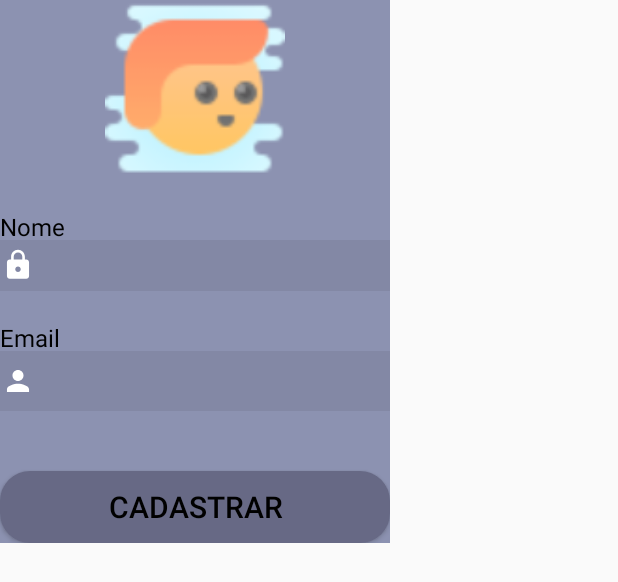
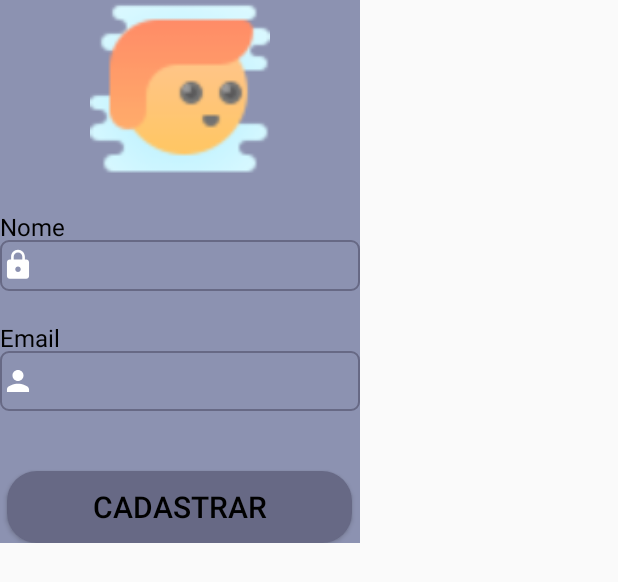
Before and after one commit to TassyH/ProjetoLocacaoSalaWise, an Android app: the layout cadastro_layout.xml on its own in the app's theme, with its tools: preview values and no code run, on a phone screen of 412 x 824 dp. Shown: the top 582 px of the screen. Run offline under Robolectric (Android 15) with nearby library versions, the light colour scheme and no system bars.

Commit message:
commit wise 24-01-20-tarde

```diff
--- a/app/src/main/java/com/example/locacaodesalas/Ui/LoginUsuarioActivity.java
+++ b/app/src/main/java/com/example/locacaodesalas/Ui/LoginUsuarioActivity.java
@@ -31,6 +31,7 @@ public class LoginUsuarioActivity extends AppCompatActivity {
             public void onClick(View v) {
                 Intent intent = new Intent(LoginUsuarioActivity.this, ListaSalasActivity.class);
                 startActivity(intent);
+                finish();
             }
         });
 
@@ -39,9 +40,11 @@ public class LoginUsuarioActivity extends AppCompatActivity {
             public void onClick(View v) {
                 Intent intent = new Intent(LoginUsuarioActivity.this, CadastroUsuarioActivity.class);
                 startActivity(intent);
+                finish();
             }
         });
 
     }
 
+
 }
--- a/app/src/main/java/com/example/locacaodesalas/Ui/ReservaSalaActivity.java
+++ b/app/src/main/java/com/example/locacaodesalas/Ui/ReservaSalaActivity.java
@@ -11,10 +11,14 @@ import com.example.locacaodesalas.R;
 
 public class ReservaSalaActivity extends AppCompatActivity {
   Button btnReserva;
+
+    public static final String TITULO_APPBAR = "Sua reserva";
+
     @Override
     protected void onCreate(Bundle savedInstanceState) {
         super.onCreate(savedInstanceState);
         setContentView(R.layout.activity_reserva_sala);
+        setTitle(TITULO_APPBAR);
 
         btnReserva = (Button) findViewById(R.id.btn_reserva);
 
--- /dev/null
+++ b/app/src/main/res/drawable/editt_radius.xml
@@ -0,0 +1,17 @@
+<?xml version="1.0" encoding="utf-8"?>
+<selector xmlns:android="http://schemas.android.com/apk/res/android">
+    <item>
+        <shape android:shape="rectangle">
+            <solid android:color="@android:color/transparent"/>
+            <stroke android:width="1dp" android:color="@color/colorAccent"/>
+            <corners android:radius="5dp"/>
+            <!-- You can create different radius for different corners -->
+            <!--corners
+                android:topLeftRadius="5dp"
+                android:topRightRadius="5dp"
+                android:bottomLeftRadius="5dp"
+                android:bottomRightRadius="5dp"
+                /-->
+        </shape>
+    </item>
+</selector>
--- a/app/src/main/res/layout/activity_reserva_sala.xml
+++ b/app/src/main/res/layout/activity_reserva_sala.xml
@@ -4,7 +4,6 @@
     xmlns:tools="http://schemas.android.com/tools"
     android:layout_width="match_parent"
     android:layout_height="match_parent"
-    android:background="#8C92B1"
     tools:context=".Ui.ReservaSalaActivity">
 
 
--- a/app/src/main/res/layout/cadastro_layout.xml
+++ b/app/src/main/res/layout/cadastro_layout.xml
@@ -14,12 +14,12 @@
 
     <EditText
         android:id="@+id/ed_cadastro_nome"
-        android:layout_width="260dp"
+        android:layout_width="240dp"
         android:layout_height="34dp"
         android:layout_below="@+id/iv_user"
         android:layout_centerHorizontal="true"
         android:layout_marginTop="40dp"
-        android:background="#11000000"
+        android:background="@drawable/editt_radius"
         android:ems="10"
         android:inputType="textPersonName"
         android:drawableLeft="@drawable/icon_enha"
@@ -40,12 +40,12 @@
 
     <EditText
         android:id="@+id/ed_cadastro_email"
-        android:layout_width="260dp"
+        android:layout_width="240dp"
         android:layout_height="40dp"
         android:layout_below="@+id/ed_cadastro_nome"
         android:layout_centerHorizontal="true"
         android:layout_marginTop="40dp"
-        android:background="#11000000"
+        android:background="@drawable/editt_radius"
         android:ems="10"
         android:inputType="textEmailAddress"
         android:drawableLeft="@drawable/icon_nomeuser"
@@ -66,7 +66,7 @@
 
     <Button
         android:id="@+id/btn_cadastrar"
-        android:layout_width="260dp"
+        android:layout_width="230dp"
         android:layout_height="wrap_content"
         android:layout_below="@+id/ed_cadastro_email"
         android:layout_centerHorizontal="true"
--- a/app/src/main/res/layout/lista_salas.xml
+++ b/app/src/main/res/layout/lista_salas.xml
@@ -93,7 +93,7 @@
                 app:layout_constraintHorizontal_bias="0.0"
                 app:layout_constraintStart_toStartOf="@+id/item_sala_local"
                 app:layout_constraintTop_toBottomOf="@+id/item_sala_local"
-                tools:text="@sample/salas.json/salas/ativo">
+                tools:text="@sample/salas.json/salas/estado">
 
             </TextView>
             <TextView
--- a/app/src/main/res/layout/login_layout.xml
+++ b/app/src/main/res/layout/login_layout.xml
@@ -20,8 +20,8 @@ android:layout_height="wrap_content"
     android:id="@+id/ed_login_email"
     android:drawableLeft="@drawable/icon_nomeuser"
     android:textColor="#000000"
-    android:background="#11000000"
-    android:layout_width="250dp"
+    android:background="@drawable/editt_radius"
+    android:layout_width="240dp"
     android:layout_height="36dp"
     android:layout_below="@+id/iv_user"
     android:layout_centerHorizontal="true"
@@ -32,7 +32,7 @@ android:layout_height="wrap_content"
 
 <Button
     android:id="@+id/btn_login"
-    android:layout_width="250dp"
+    android:layout_width="230dp"
     android:layout_height="wrap_content"
     android:textColor="#000000"
     android:textSize="20sp"
```
Also changed, not shown: app/src/main/java/com/example/locacaodesalas/Adapter/ListaSalasAdapter.java (+4 -4 lines), app/src/main/java/com/example/locacaodesalas/CalendarioFragment.java (added, +24 -0 lines), app/src/main/java/com/example/locacaodesalas/DataFragment.java (added, +21 -0 lines), app/src/main/java/com/example/locacaodesalas/Ui/CadastroReservaActivity.java (+46 -0 lines), app/src/main/java/com/example/locacaodesalas/Ui/CadastroUsuarioActivity.java (+3 -4 lines), app/src/main/res/layout/activity_cadastro_reserva.xml (+123 -3 lines), app/src/main/res/drawable/icon_calendario.png (added), app/src/main/res/drawable/icon_hora.png (added), app/src/main/res/drawable/icon_horaio.png (added), 2 other files.
